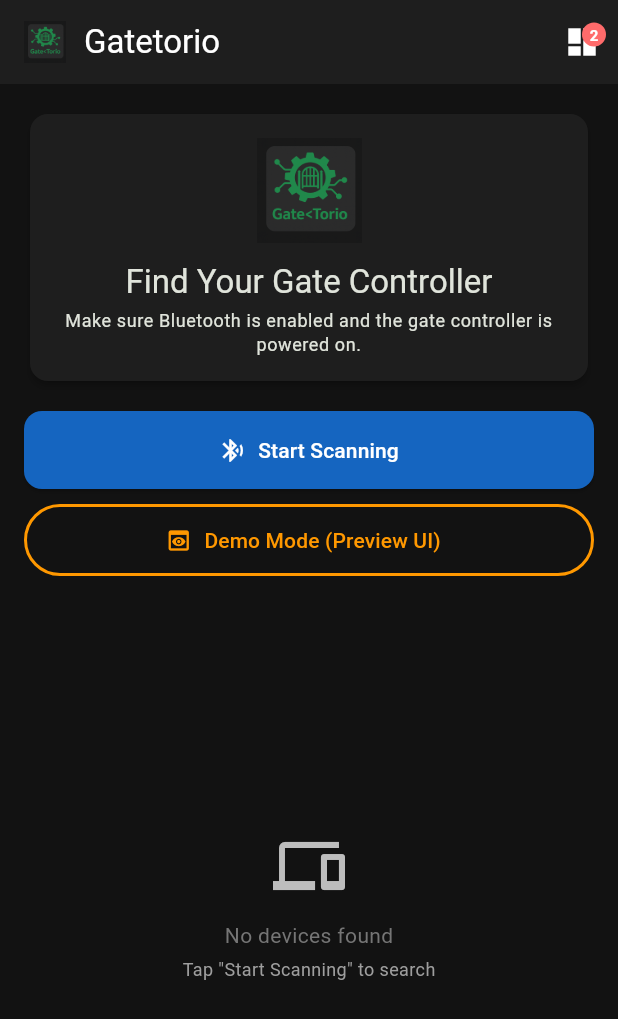
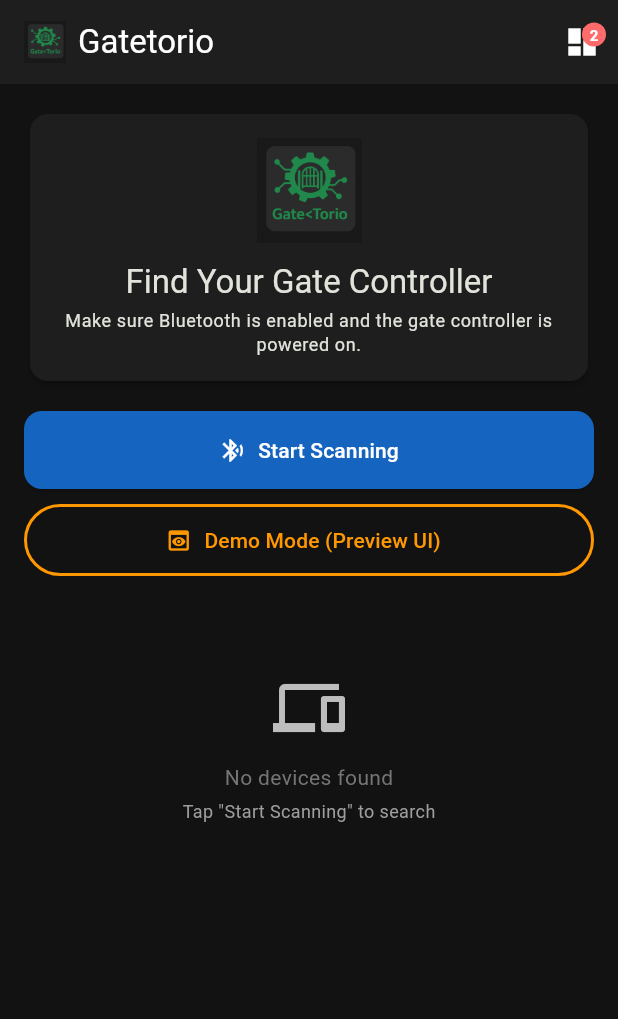
Before and after one commit to doowkcol/gatetorio, a Flutter app: the screen it shows after launch, on a phone screen of 412 x 824 dp. Shown: the top 1019 px of the screen. Run offline on Flutter 3.47's test engine with Material 3 defaults, Android fonts, the phone set to English and light mode, and no system bars; our stand-ins replace flutter_blue_plus, permission_handler; project files that could hold a hidden picture were left out.

Commit message:
Make scanner page fully scrollable and fix layout overflows
Scanner Page Improvements:
- Wrapped entire scanner page in SingleChildScrollView
- Device list now uses shrinkWrap with NeverScrollableScrollPhysics
- Users can now scroll the top section up to see devices better
- Empty state converted to Padding instead of Center for better layout

Fixed Layout Overflows:
- AppBar title: Added Flexible wrapper to "Gatetorio" text
- Device ID: Added ellipsis overflow handling
- Signal strength: Wrapped text in Flexible with ellipsis
- Reduced spacing in AppBar (12px -> 8px)

All overflow errors on small screens should now be resolved.

```diff
--- a/gatetorio_app/lib/screens/home_screen.dart
+++ b/gatetorio_app/lib/screens/home_screen.dart
@@ -18,14 +18,20 @@ class HomeScreen extends StatelessWidget {
     return Scaffold(
       appBar: AppBar(
         title: Row(
+          mainAxisSize: MainAxisSize.min,
           children: [
             Image.asset(
               'assets/images/GateTorio lightmode icon.png',
               height: 28,
               fit: BoxFit.contain,
             ),
-            const SizedBox(width: 12),
-            const Text('Gatetorio'),
+            const SizedBox(width: 8),
+            const Flexible(
+              child: Text(
+                'Gatetorio',
+                overflow: TextOverflow.ellipsis,
+              ),
+            ),
           ],
         ),
         actions: [
--- a/gatetorio_app/lib/widgets/device_scanner.dart
+++ b/gatetorio_app/lib/widgets/device_scanner.dart
@@ -10,7 +10,7 @@ class DeviceScanner extends StatelessWidget {
   Widget build(BuildContext context) {
     return Consumer<BleService>(
       builder: (context, bleService, child) {
-        return Padding(
+        return SingleChildScrollView(
           padding: const EdgeInsets.all(16.0),
           child: Column(
             crossAxisAlignment: CrossAxisAlignment.stretch,
@@ -86,11 +86,11 @@ class DeviceScanner extends StatelessWidget {
                 const SizedBox(height: 8),
               ],
 
-              Expanded(
-                child: bleService.discoveredDevices.isEmpty
-                    ? Center(
+              // Device list or empty state
+              bleService.discoveredDevices.isEmpty
+                  ? Padding(
+                      padding: const EdgeInsets.symmetric(vertical: 48.0),
                       child: Column(
-                          mainAxisAlignment: MainAxisAlignment.center,
                         mainAxisSize: MainAxisSize.min,
                         children: [
                           Icon(
@@ -118,6 +118,8 @@ class DeviceScanner extends StatelessWidget {
                       ),
                     )
                   : ListView.builder(
+                      shrinkWrap: true,
+                      physics: const NeverScrollableScrollPhysics(),
                       itemCount: bleService.discoveredDevices.length,
                       itemBuilder: (context, index) {
                         final device = bleService.discoveredDevices[index];
@@ -126,7 +128,6 @@ class DeviceScanner extends StatelessWidget {
                           onTap: () => _connectToDevice(context, bleService, device),
                         );
                       },
-                      ),
                     ),
             ],
           ),
@@ -204,7 +205,10 @@ class DeviceListItem extends StatelessWidget {
         subtitle: Column(
           crossAxisAlignment: CrossAxisAlignment.start,
           children: [
-            Text('ID: ${device.deviceId}'),
+            Text(
+              'ID: ${device.deviceId}',
+              overflow: TextOverflow.ellipsis,
+            ),
             const SizedBox(height: 4),
             Row(
               children: [
@@ -214,11 +218,14 @@ class DeviceListItem extends StatelessWidget {
                   color: _getSignalColor(),
                 ),
                 const SizedBox(width: 4),
-                Text(
+                Flexible(
+                  child: Text(
                     '${device.signalStrength.displayName} (${device.rssi} dBm)',
                     style: TextStyle(
                       color: _getSignalColor(),
                       fontSize: 12,
+                    ),
+                    overflow: TextOverflow.ellipsis,
                   ),
                 ),
               ],
```
Lines whose indentation alone changed are shown as unchanged.
